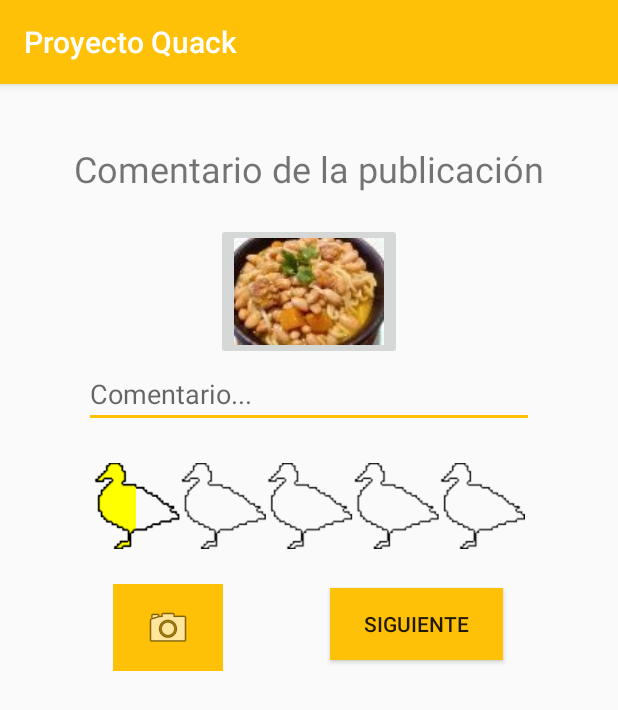
After one commit to Lmorales3/ProyectoQuack, an Android app: the layout comentario.xml on its own in the app's theme, with its tools: preview values and no code run, on a phone screen of 412 x 824 dp. The commit adds this screen. Shown: the top 710 px of the screen. Run offline under Robolectric (Android 15) with nearby library versions, the phone set to English and light mode, and no system bars.

Commit message:
pantalla comentar publicacion sin poder conectarla aun

```diff
--- /dev/null
+++ b/app/src/main/java/com/example/proyectoquack/Activities/ComentarActivity.java
@@ -0,0 +1,19 @@
+package com.example.proyectoquack.Activities;
+
+import android.os.Bundle;
+import android.support.v7.app.AppCompatActivity;
+import android.view.Gravity;
+import android.view.View;
+import android.widget.Toast;
+
+import com.example.proyectoquack.Entidades.Usuario;
+import com.example.proyectoquack.R;
+
+public class ComentarActivity extends AppCompatActivity {
+    @Override
+    protected void onCreate(Bundle savedInstanceState) {
+        super.onCreate(savedInstanceState);
+        setContentView(R.layout.comentario);
+    }
+
+}
--- /dev/null
+++ b/app/src/main/java/com/example/proyectoquack/Activities/ElegirPublicacionActivity.java
@@ -0,0 +1,16 @@
+package com.example.proyectoquack.Activities;
+
+import android.content.Intent;
+import android.support.v7.app.AppCompatActivity;
+import android.view.Gravity;
+import android.view.View;
+import android.widget.Toast;
+
+public class ElegirPublicacionActivity extends AppCompatActivity {
+
+    public void EscogerPublicacion(View view){
+        Intent i = new Intent(this, com.example.proyectoquack.Activities.ComentarActivity.class);
+        startActivity(i);
+    }
+
+}
--- a/app/src/main/java/com/example/proyectoquack/Activities/ValorarComentarActivity.java
+++ b/app/src/main/java/com/example/proyectoquack/Activities/ValorarComentarActivity.java
@@ -72,6 +72,10 @@ public class ValorarComentarActivity extends AppCompatActivity {
         pub.setUser(user);
         pub.setContenido(coment);
         pub.setValoracion(valoracion);
+        if(valoracion >= 3){
+            // agregar a comidas favoritas
+            // hay que hacer la conexion a añadir la comida favorita en modelapi
+        }
         modelApi = new ModelApi();
         modelApi.crearPublicacion(pub);
         Toast.makeText(this, "Su valoración ha sido emitida",Toast.LENGTH_LONG).show();
--- a/app/src/main/res/layout/app_bar_publicacion1.xml
+++ b/app/src/main/res/layout/app_bar_publicacion1.xml
@@ -36,7 +36,9 @@
                     android:layout_gravity="center_horizontal"
                     android:layout_marginTop="30dp"
                     android:background="#FFEB3B"
-                    android:orientation="vertical">
+                    android:onClick="EscogerPublicacion"
+                    android:orientation="vertical"
+                    tools:ignore="OnClick">
 
                     <LinearLayout
                         android:layout_width="match_parent"
@@ -49,7 +51,7 @@
                             android:layout_height="78dp"
                             android:layout_marginLeft="30dp"
                             android:layout_marginTop="20dp"
-                            android:onClick="valorar_comida_normal"
+                            android:onClick="EscogerPublicacion"
                             app:srcCompat="@drawable/porotos"
                             tools:ignore="OnClick" />
 
@@ -92,7 +94,9 @@
                             android:layout_height="wrap_content"
                             android:layout_gravity="bottom"
                             android:layout_weight="1"
-                            android:text="Ver mas" />
+                            android:onClick="onClickPublicacion"
+                            android:text="Ver mas"
+                            tools:ignore="OnClick" />
                     </LinearLayout>
 
                 </LinearLayout>
@@ -116,7 +120,7 @@
                             android:layout_height="78dp"
                             android:layout_marginLeft="30dp"
                             android:layout_marginTop="20dp"
-                            android:onClick="valorar_comida_normal"
+                            android:onClick="EscogerPublicacion"
                             app:srcCompat="@drawable/papasconpoio"
                             tools:ignore="OnClick" />
 
@@ -159,6 +163,8 @@
                             android:layout_height="wrap_content"
                             android:layout_gravity="bottom"
                             android:layout_weight="1"
+                            android:onClick="onClickPublicacion"
+                            tools:ignore="OnClick"
                             android:text="Ver mas" />
                     </LinearLayout>
 
@@ -226,6 +232,8 @@
                             android:layout_height="wrap_content"
                             android:layout_gravity="bottom"
                             android:layout_weight="1"
+                            android:onClick="onClickPublicacion"
+                            tools:ignore="OnClick"
                             android:text="Ver mas" />
                     </LinearLayout>
 
@@ -294,6 +302,8 @@
                             android:layout_height="wrap_content"
                             android:layout_gravity="bottom"
                             android:layout_weight="1"
+                            android:onClick="onClickPublicacion"
+                            tools:ignore="OnClick"
                             android:text="Ver mas" />
                     </LinearLayout>
 
--- /dev/null
+++ b/app/src/main/res/layout/comentario.xml
@@ -0,0 +1,111 @@
+<?xml version="1.0" encoding="utf-8"?>
+<android.support.constraint.ConstraintLayout
+    xmlns:android="http://schemas.android.com/apk/res/android"
+    xmlns:app="http://schemas.android.com/apk/res-auto"
+    xmlns:tools="http://schemas.android.com/tools"
+    android:layout_width="match_parent"
+    android:layout_height="match_parent">
+
+    <android.support.design.widget.CoordinatorLayout
+        android:layout_width="match_parent"
+        android:layout_height="match_parent"
+        tools:context=".Activities.UsuarioActivity">
+
+        <LinearLayout
+            android:layout_width="match_parent"
+            android:layout_height="match_parent"
+            android:orientation="vertical">
+
+            <android.support.design.widget.AppBarLayout
+                android:layout_width="match_parent"
+                android:layout_height="wrap_content"
+                android:theme="@style/AppTheme.AppBarOverlay">
+
+                <android.support.v7.widget.Toolbar
+                    android:id="@+id/toolbar"
+                    android:layout_width="match_parent"
+                    android:layout_height="?attr/actionBarSize"
+                    android:background="?attr/colorPrimary"
+                    app:popupTheme="@style/AppTheme.PopupOverlay"
+                    app:title="Proyecto Quack" />
+
+            </android.support.design.widget.AppBarLayout>
+
+            <TextView
+                android:id="@+id/textView"
+                android:layout_width="wrap_content"
+                android:layout_height="wrap_content"
+                android:layout_gravity="center|center_horizontal"
+                android:layout_marginTop="40dp"
+                android:gravity="center"
+                android:text="Comentario de la publicación"
+                android:textSize="24sp" />
+
+            <ImageButton
+                android:id="@+id/foto_comida_valorada"
+                android:layout_width="wrap_content"
+                android:layout_height="wrap_content"
+                android:layout_gravity="center"
+                android:layout_marginTop="20dp"
+                app:srcCompat="@drawable/porotos" />
+
+            <EditText
+                android:id="@+id/comentar_comida"
+                android:layout_width="wrap_content"
+                android:layout_height="wrap_content"
+                android:layout_gravity="center"
+                android:layout_marginBottom="20dp"
+                android:width="300dp"
+                android:ems="10"
+                android:gravity="start|top"
+                android:hint="Comentario..."
+                android:inputType="textMultiLine"
+                android:maxLines="3" />
+
+            <RatingBar
+                android:id="@+id/ratingComida"
+                style="@style/quackRatingBar"
+                android:layout_width="wrap_content"
+                android:layout_height="wrap_content"
+                android:layout_gravity="center"
+                android:layout_marginBottom="20dp"
+                android:adjustViewBounds="true"
+                android:isIndicator="false"
+                android:numStars="5"
+                android:progressDrawable="@drawable/custom_progressbar"
+                android:rating="0.5"
+                android:scaleType="fitCenter"
+                android:scaleX="0.9"
+                android:scaleY="0.9"
+                android:stepSize="0.5"
+                app:layout_constraintBottom_toBottomOf="parent"
+                app:layout_constraintEnd_toEndOf="parent"
+                app:layout_constraintStart_toStartOf="parent"
+                app:layout_constraintTop_toTopOf="parent"
+                tools:ignore="OnClick" />
+
+            <ImageButton
+                android:id="@+id/imageButton"
+                android:layout_width="73dp"
+                android:layout_height="58dp"
+                android:layout_marginLeft="75dp"
+                android:background="#FFC107"
+                android:hapticFeedbackEnabled="false"
+                app:srcCompat="@android:drawable/ic_menu_camera" />
+
+            <Button
+                android:id="@+id/button5"
+                android:layout_width="115dp"
+                android:layout_height="wrap_content"
+                android:layout_marginLeft="220dp"
+                android:layout_marginTop="-55dp"
+                android:background="#FFC107"
+                android:onClick="publicar_valoracion"
+                android:text="Siguiente"
+                tools:ignore="OnClick" />
+
+        </LinearLayout>
+
+
+    </android.support.design.widget.CoordinatorLayout>
+</android.support.constraint.ConstraintLayout>
```
